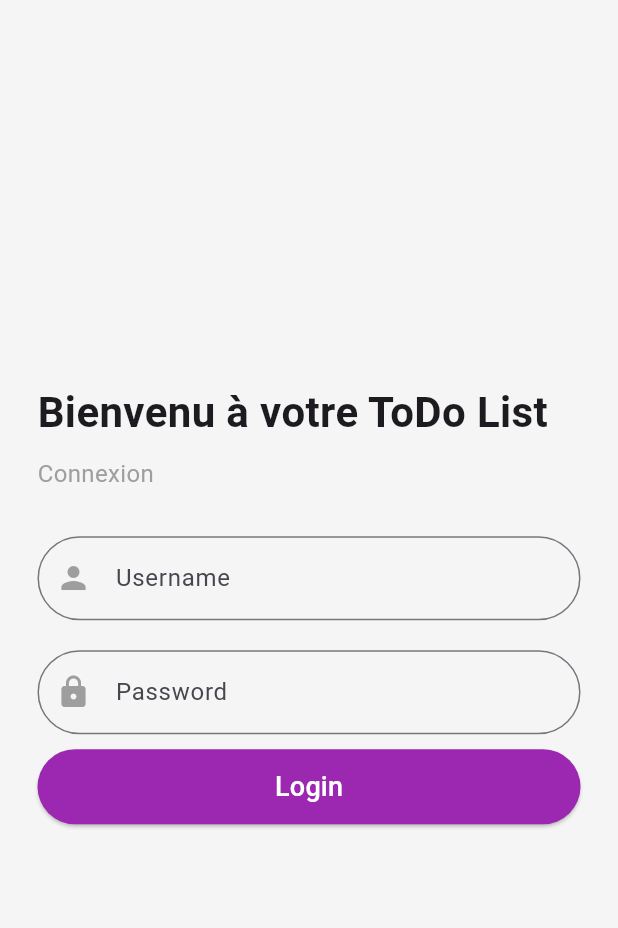
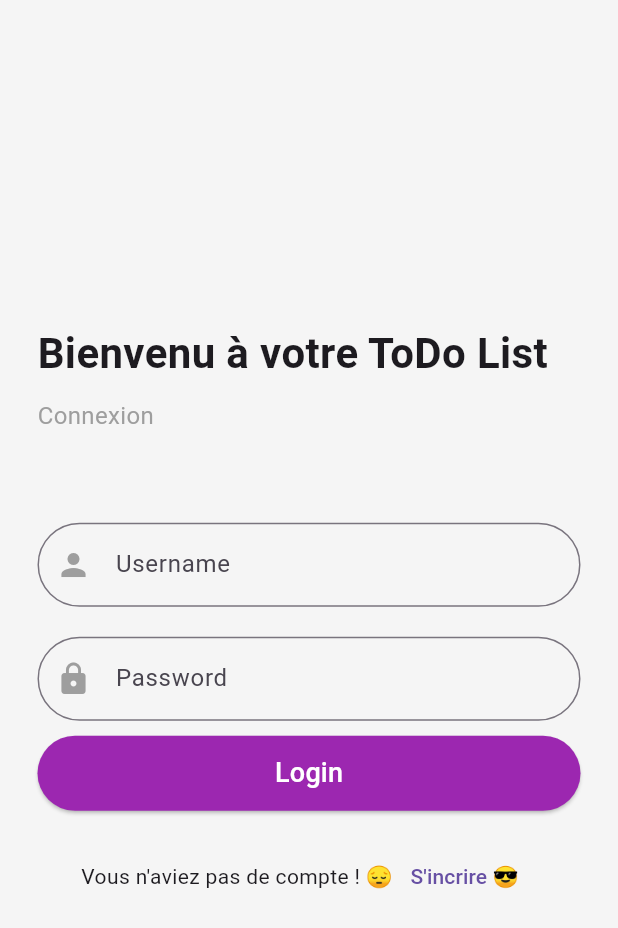
Before and after one commit to Frejo004/flutter_todo_list, a Flutter app: the screen it shows after launch, on a phone screen of 412 x 824 dp. Shown: the top 928 px of the screen. Run offline on Flutter 3.47's test engine with Material 3 defaults, Android fonts, the phone set to English and light mode, and no system bars.

Commit message:
Mise à jour de l'écran de connexion : ajout d'un bouton pour créer un compte et ajustement de l'espacement.

```diff
--- a/lib/screen/login.dart
+++ b/lib/screen/login.dart
@@ -1,21 +1,5 @@
 import 'package:flutter/material.dart';
-import 'package:flutter_todo_list/screen/home.dart';
 
-void main() {
-  runApp(const MyApp());
-}
-
-class MyApp extends StatelessWidget {
-  const MyApp({super.key});
-
-  @override
-  Widget build(BuildContext context) {
-    return MaterialApp(
-      debugShowCheckedModeBanner: false,
-      home: const LoginPage(),
-    );
-  }
-}
 
 class LoginPage extends StatelessWidget {
   const LoginPage({super.key});
@@ -43,7 +27,7 @@ class LoginPage extends StatelessWidget {
                 "Connexion",
                 style: TextStyle(fontSize: 16, color: Colors.grey),
               ),
-              const SizedBox(height: 30),
+              const SizedBox(height: 60),
 
               // Champ Username
               TextField(
@@ -78,9 +62,8 @@ class LoginPage extends StatelessWidget {
                 child: ElevatedButton(
                   onPressed: () {
                     // Redirection vers la HomePage
-                    Navigator.push(
-                      context,
-                      MaterialPageRoute(builder: (context) => const HomePage()),
+                     Navigator.pushNamed(
+                      context, '/'
                     );
                   },
                   style: ElevatedButton.styleFrom(
@@ -96,6 +79,22 @@ class LoginPage extends StatelessWidget {
                 ),
               ),
               const SizedBox(height: 20),
+
+                // Bouton "Create an account"
+                Row(
+                  mainAxisAlignment: MainAxisAlignment.center,
+                  children: [
+                    const Text("Vous n'aviez pas de compte ! 😔"),
+                    TextButton(
+                      onPressed: () {
+                         Navigator.pushNamed(
+                      context, '/register'
+                    );
+                      },
+                      child: const Text("S'incrire 😎"),
+                    ),
+                  ],
+                ),
             ],
           ),
         ),
```
